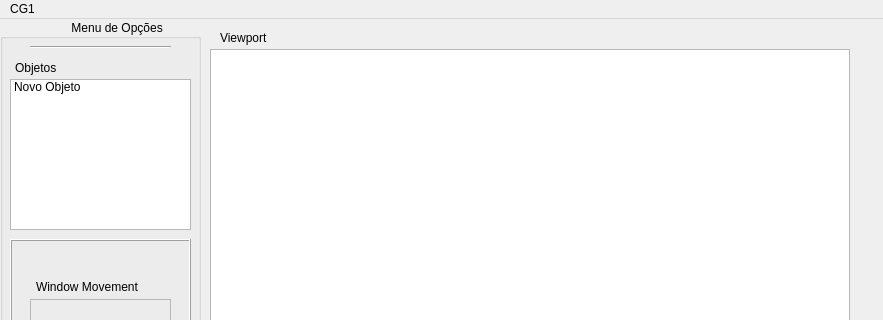
Qt form mainwindow.ui (gabrielgarciagava/Window_Viewport) before a commit; both pictures show x 0 to 883 and y 0 to 320 of the 883 by 692 pixel window.
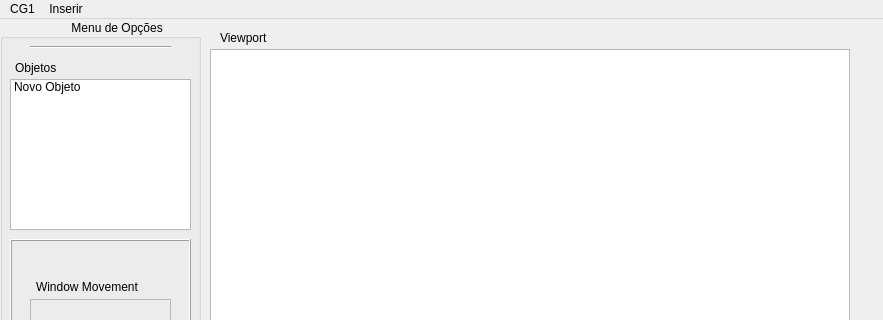
The same form after that commit.

Commit message: Interface para adição de objetos atualizada.

Patch:
```diff
--- a/mainwindow.ui
+++ b/mainwindow.ui
@@ -334,7 +334,14 @@
      <string>CG1</string>
     </property>
    </widget>
+   <widget class="QMenu" name="menuInserir">
+    <property name="title">
+     <string>Inserir</string>
+    </property>
+    <addaction name="actionNovo_Objeto_2"/>
+   </widget>
    <addaction name="menuCG1"/>
+   <addaction name="menuInserir"/>
   </widget>
   <widget class="QStatusBar" name="statusBar"/>
  </widget>
```
Left out of the diff: 31 changed lines with no effect on the pictures. The commit also changes 1 other file.
